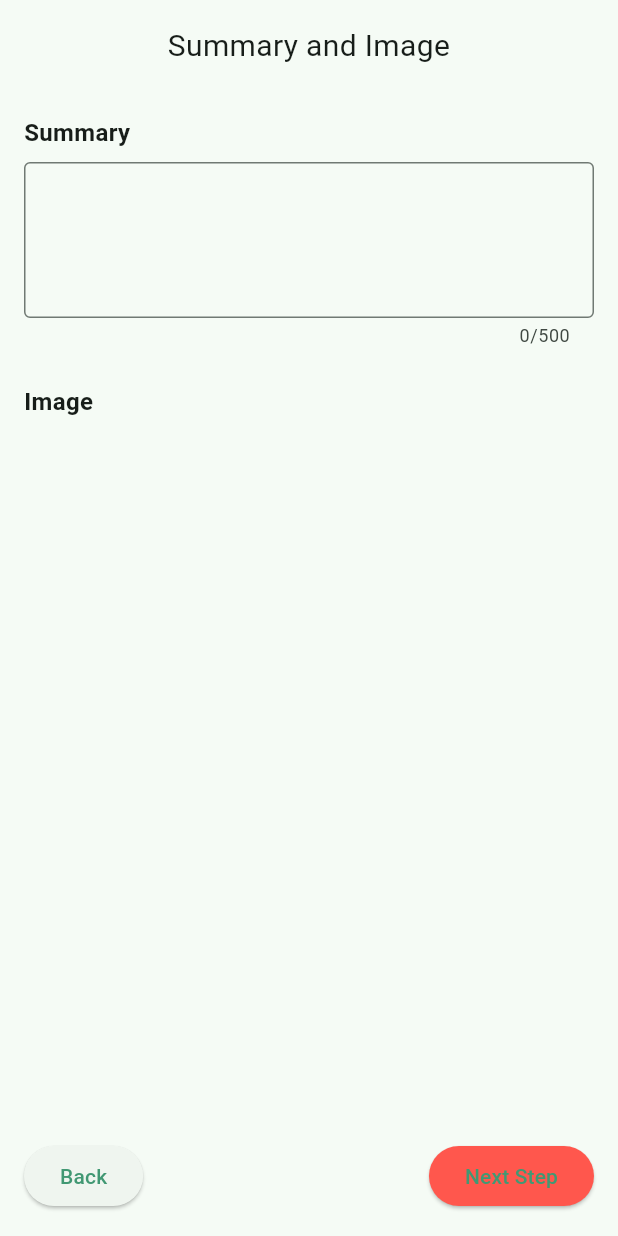
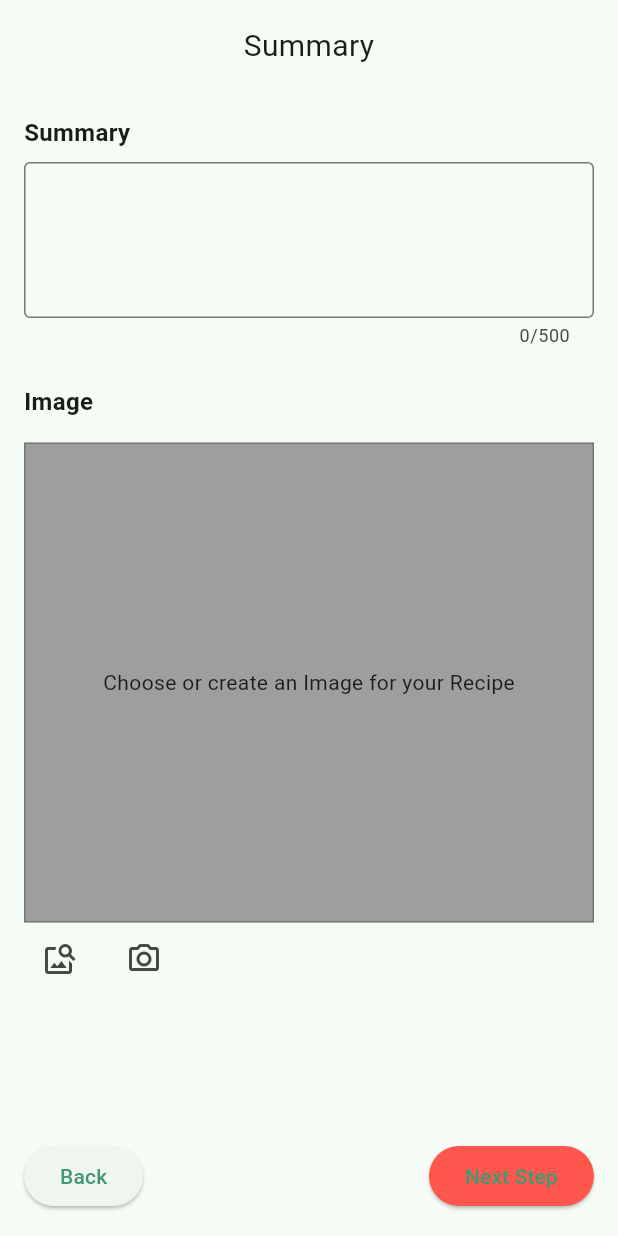
Before and after one commit to schweigerjonas/easy-recipe, a Flutter app: the SetRecipeSummary widget shown alone on an empty page, opened directly, after a tap on "Next Step", on a phone screen of 412 x 824 dp. Run offline on Flutter 3.47's test engine with Material 3 defaults, Android fonts, the phone set to English and light mode, and no system bars; our stand-ins replace cloud_firestore, firebase_auth, firebase_core, firebase_storage, flutter_html, go_router and 3 more; missing offline and left inert: firebase_ui_auth; accounts and stored records are empty; network calls fail.

Commit message:
Add functionality add image to created recipe

```diff
--- a/lib/models/router.dart
+++ b/lib/models/router.dart
@@ -3,7 +3,6 @@ import 'package:flutter/material.dart';
 import 'package:go_router/go_router.dart';
 
 import '../views/my_home_page.dart';
-import '../views/app.dart';
 
 final _router = GoRouter(
   routes: [
--- a/lib/views/app.dart
+++ b/lib/views/app.dart
@@ -1,13 +1,9 @@
-import 'package:easy_recipe/views/profile.dart';
 import 'package:easy_recipe/models/router.dart';
 import 'package:flutter/material.dart';
 import 'package:provider/provider.dart';
 
 import '../models/application_state.dart';
 
-import 'create_recipe.dart';
-import 'home.dart';
-import 'my_recipe_page.dart';
 
 class RecipeApp extends StatelessWidget {
   const RecipeApp({super.key});
--- a/lib/views/home.dart
+++ b/lib/views/home.dart
@@ -9,7 +9,6 @@ import 'package:go_router/go_router.dart';
 import 'package:multi_select_flutter/multi_select_flutter.dart';
 import 'package:easy_recipe/models/recipe.api.dart';
 
-import 'package:easy_recipe/models/recipe.dart';
 import 'package:easy_recipe/views/recipe_card.dart';
 import 'package:provider/provider.dart';
 
--- a/lib/views/set_recipe_summary.dart
+++ b/lib/views/set_recipe_summary.dart
@@ -1,4 +1,8 @@
+import 'dart:io';
+
+import 'package:firebase_storage/firebase_storage.dart';
 import 'package:flutter/material.dart';
+import 'package:image_picker/image_picker.dart';
 import 'package:provider/provider.dart';
 
 import '../models/creation_model.dart';
@@ -13,6 +17,56 @@ class SetRecipeSummary extends StatefulWidget {
 class _SetRecipeSummaryState extends State<SetRecipeSummary> {
   final summaryController = TextEditingController();
 
+  Reference storageRef = FirebaseStorage.instance.ref();
+  final picker = ImagePicker();
+  File? _image;
+  String? _imageUrl;
+
+  @override
+  void dispose() {
+
+    super.dispose();
+  }
+
+  Future<void> getImageFromGallery() async {
+    final pickedFile = await picker.pickImage(source: ImageSource.gallery);
+
+    setState(() {
+      if (pickedFile != null) {
+        _image = File(pickedFile.path);
+      }
+    });
+  }
+
+  Future<void> getImageFromCamera() async {
+    final pickedFile = await picker.pickImage(source: ImageSource.camera);
+
+    setState(() {
+      if (pickedFile != null) {
+        _image = File(pickedFile.path);
+      }
+    });
+  }
+
+  Future<void> uploadImage(String recipeTitle) async {
+    if (_image == null && (_imageUrl == null || _imageUrl!.isEmpty)) return;
+
+    recipeTitle = recipeTitle.toLowerCase().replaceAll(" ", "-");
+    storageRef = storageRef.child('recipe-images/$recipeTitle');
+
+    if (_image != null) {
+      await storageRef.putFile(_image!);
+    } else {
+      await storageRef.putString(_imageUrl!, format: PutStringFormat.dataUrl);
+    }
+
+    _imageUrl = await storageRef.getDownloadURL();
+
+
+    // TODO: Show Snackbar after successfully uploading the complete recipe
+    //ScaffoldMessenger.of(context).showSnackBar(SnackBar(content: Text('Image uploaded successfully')));
+  }
+
   @override
   Widget build(BuildContext context) {
     return Padding(
@@ -20,7 +74,7 @@ class _SetRecipeSummaryState extends State<SetRecipeSummary> {
       child: Column(
         children: <Widget>[
           const Text(
-            'Summary and Image',
+            'Summary',
             textAlign: TextAlign.center,
             style: TextStyle(
               fontSize: 20.0,
@@ -51,10 +105,40 @@ class _SetRecipeSummaryState extends State<SetRecipeSummary> {
                 const SizedBox(height: 24.0),
                 const Text(
                   'Image',
-                  style: TextStyle(
-                      fontWeight: FontWeight.bold,
-                      fontSize: 16.0
-                  ),
+                  style: TextStyle(fontWeight: FontWeight.bold, fontSize: 16.0),
+                ),
+                const SizedBox(height: 16.0),
+                Column(
+                  children: <Widget>[
+                    Container(
+                      height: 320.0,
+                      padding: const EdgeInsets.all(8.0),
+                      decoration: BoxDecoration(
+                        color: Colors.grey,
+                        border: Border.all(
+                          color: Colors.black26,
+                          width: 1.0,
+                        ),
+                      ),
+                      child: _image == null
+                          ? const Center(child: Text("Choose or create an Image for your Recipe"))
+                          : Image.file(_image!),
+                    ),
+                    Row(
+                      mainAxisAlignment: MainAxisAlignment.start,
+                      children: [
+                        IconButton(
+                          onPressed: getImageFromGallery,
+                          icon: const Icon(Icons.image_search),
+                        ),
+                        const SizedBox(width: 8.0),
+                        IconButton(
+                          onPressed: getImageFromCamera,
+                          icon: const Icon(Icons.photo_camera_outlined),
+                        ),
+                      ],
+                    )
+                  ],
                 ),
               ],
             ),
@@ -75,8 +159,12 @@ class _SetRecipeSummaryState extends State<SetRecipeSummary> {
                   style: ElevatedButton.styleFrom(
                     backgroundColor: Theme.of(context).colorScheme.secondary,
                   ),
-                  onPressed: () {
-                    creation.setSummary("<p>${summaryController.text}<\p>");
+                  onPressed: () async {
+                    creation.setSummary("<p>${summaryController.text}<p>");
+                    await uploadImage(creation.getRecipeTitle());
+                    creation.setImageUrl(_imageUrl!);
+                    creation.setScore(0.0);
+                    creation.setId();
                     creation.setPageIndex(2);
                   },
                   child: const Text('Next Step'),
--- a/pubspec.yaml
+++ b/pubspec.yaml
@@ -45,6 +45,8 @@ dependencies:
   material_design_icons_flutter: ^5.0.5955-rc.1
   go_router: ^14.1.4
   firebase_auth: ^4.20.0
+  image_picker: ^1.1.2
+  firebase_storage: ^11.7.7
 
 dev_dependencies:
   flutter_test:
```
Also changed, not shown: lib/models/creation_model.dart (+32 -0 lines), pubspec.lock, 1 other file.
